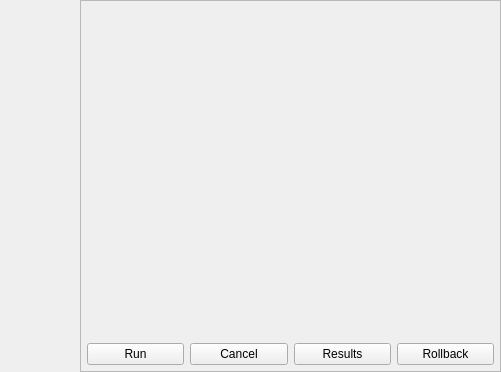
Before: the Qt Designer form CFD/cwe_guiWidgets/cwe_tabwidget/cwe_tabwidget.ui in NHERI-SimCenter/WE-UQ, drawn with Qt 5.
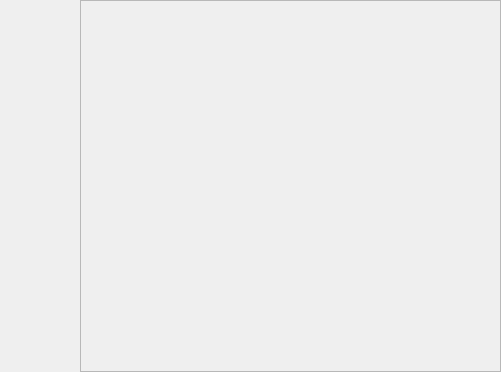
After: the same form once the commit is applied.

Commit message: removing unused buttons

```diff
--- a/CFD/cwe_guiWidgets/cwe_tabwidget/cwe_tabwidget.ui
+++ b/CFD/cwe_guiWidgets/cwe_tabwidget/cwe_tabwidget.ui
@@ -165,34 +165,6 @@
          <property name="bottomMargin">
           <number>0</number>
          </property>
-         <item>
-          <widget class="QPushButton" name="pbtn_run">
-           <property name="text">
-            <string>Run</string>
-           </property>
-          </widget>
-         </item>
-         <item>
-          <widget class="QPushButton" name="pbtn_cancel">
-           <property name="text">
-            <string>Cancel</string>
-           </property>
-          </widget>
-         </item>
-         <item>
-          <widget class="QPushButton" name="pbtn_results">
-           <property name="text">
-            <string>Results</string>
-           </property>
-          </widget>
-         </item>
-         <item>
-          <widget class="QPushButton" name="pbtn_rollback">
-           <property name="text">
-            <string>Rollback</string>
-           </property>
-          </widget>
-         </item>
         </layout>
        </widget>
       </item>
```
The commit also changes 14 other files.
